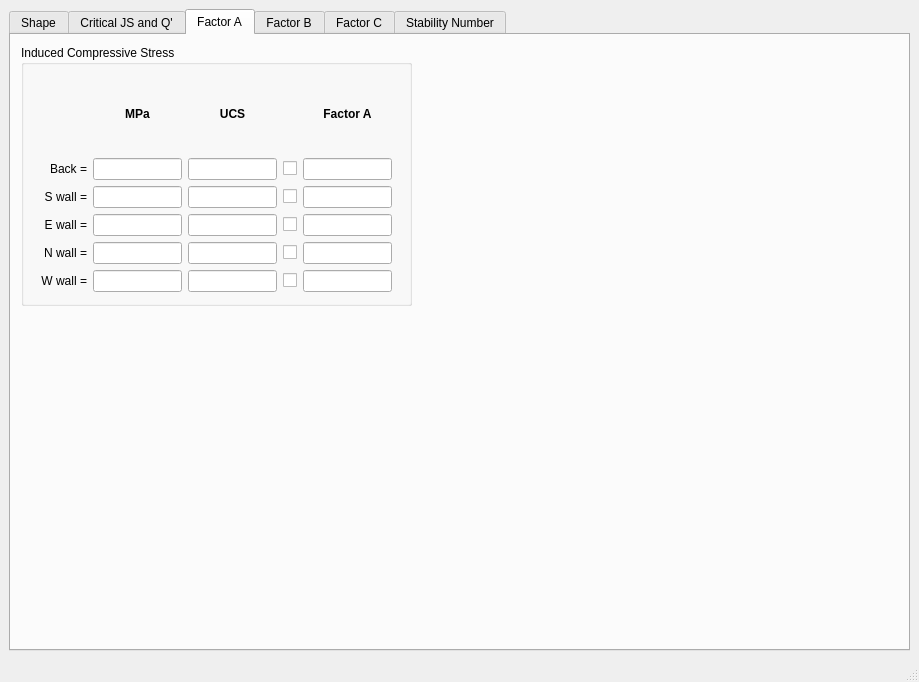
Above: mining.ui from amithreddy/ground-control-tool before the change. Below: the same form after it.
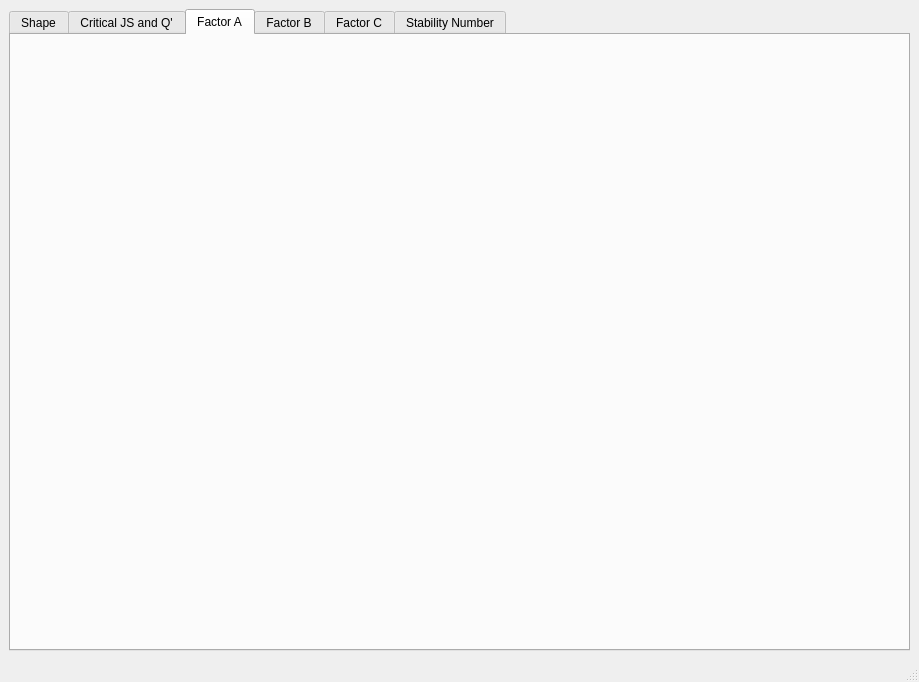
That is the form after the change. The open tabs and pages were chosen to show the change.

Commit message: removed physical elements of factor A tab

What changed in the file:
```diff
--- a/mining.ui
+++ b/mining.ui
@@ -629,209 +629,6 @@
          <attribute name="title">
           <string>Factor A</string>
          </attribute>
-         <widget class="QGroupBox" name="groupBox_5">
-          <property name="geometry">
-           <rect>
-            <x>10</x>
-            <y>10</y>
-            <width>391</width>
-            <height>261</height>
-           </rect>
-          </property>
-          <property name="title">
-           <string>Induced Compressive Stress</string>
-          </property>
-          <widget class="QWidget" name="formLayoutWidget_2">
-           <property name="geometry">
-            <rect>
-             <x>20</x>
-             <y>30</y>
-             <width>351</width>
-             <height>217</height>
-            </rect>
-           </property>
-           <layout class="QGridLayout" name="gridLayout_2">
-            <item row="1" column="0">
-             <widget class="QLabel" name="label_25">
-              <property name="text">
-               <string>Back =</string>
-              </property>
-              <property name="alignment">
-               <set>Qt::AlignRight|Qt::AlignTrailing|Qt::AlignVCenter</set>
-              </property>
-             </widget>
-            </item>
-            <item row="3" column="4">
-             <widget class="QLineEdit" name="lineEdit_32"/>
-            </item>
-            <item row="5" column="0">
-             <widget class="QLabel" name="label_19">
-              <property name="text">
-               <string>N wall =</string>
-              </property>
-              <property name="alignment">
-               <set>Qt::AlignRight|Qt::AlignTrailing|Qt::AlignVCenter</set>
-              </property>
-             </widget>
-            </item>
-            <item row="5" column="1">
-             <widget class="QLineEdit" name="lineEdit_23"/>
-            </item>
-            <item row="6" column="0">
-             <widget class="QLabel" name="label_23">
-              <property name="text">
-               <string>W wall =</string>
-              </property>
-              <property name="alignment">
-               <set>Qt::AlignRight|Qt::AlignTrailing|Qt::AlignVCenter</set>
-              </property>
-             </widget>
-            </item>
-            <item row="6" column="1">
-             <widget class="QLineEdit" name="lineEdit_24"/>
-            </item>
-            <item row="6" column="2">
-             <widget class="QLineEdit" name="lineEdit_30"/>
-            </item>
-            <item row="5" column="4">
-             <widget class="QLineEdit" name="lineEdit_27"/>
-            </item>
-            <item row="3" column="0">
-             <widget class="QLabel" name="label_17">
-              <property name="text">
-               <string>S wall =</string>
-              </property>
-              <property name="alignment">
-               <set>Qt::AlignRight|Qt::AlignTrailing|Qt::AlignVCenter</set>
-              </property>
-             </widget>
-            </item>
-            <item row="3" column="1">
-             <widget class="QLineEdit" name="lineEdit_12"/>
-            </item>
-            <item row="5" column="2">
-             <widget class="QLineEdit" name="lineEdit_29"/>
-            </item>
-            <item row="4" column="0">
-             <widget class="QLabel" name="label_18">
-              <property name="text">
-               <string>E wall =</string>
-              </property>
-              <property name="alignment">
-               <set>Qt::AlignRight|Qt::AlignTrailing|Qt::AlignVCenter</set>
-              </property>
-             </widget>
-            </item>
-            <item row="4" column="1">
-             <widget class="QLineEdit" name="lineEdit_21"/>
-            </item>
-            <item row="1" column="1">
-             <widget class="QLineEdit" name="lineEdit_11"/>
-            </item>
-            <item row="3" column="2">
-             <widget class="QLineEdit" name="lineEdit_26"/>
-            </item>
-            <item row="1" column="2">
-             <widget class="QLineEdit" name="lineEdit_25"/>
-            </item>
-            <item row="0" column="1">
-             <widget class="QLabel" name="label_16">
-              <property name="font">
-               <font>
-                <weight>75</weight>
-                <bold>true</bold>
-               </font>
-              </property>
-              <property name="text">
-               <string>MPa</string>
-              </property>
-              <property name="alignment">
-               <set>Qt::AlignCenter</set>
-              </property>
-             </widget>
-            </item>
-            <item row="4" column="2">
-             <widget class="QLineEdit" name="lineEdit_28"/>
-            </item>
-            <item row="0" column="2">
-             <widget class="QLabel" name="label_27">
-              <property name="font">
-               <font>
-                <weight>75</weight>
-                <bold>true</bold>
-               </font>
-              </property>
-              <property name="text">
-               <string>UCS</string>
-              </property>
-              <property name="alignment">
-               <set>Qt::AlignCenter</set>
-              </property>
-             </widget>
-            </item>
-            <item row="1" column="4">
-             <widget class="QLineEdit" name="lineEdit_33"/>
-            </item>
-            <item row="6" column="4">
-             <widget class="QLineEdit" name="lineEdit_34"/>
-            </item>
-            <item row="4" column="4">
-             <widget class="QLineEdit" name="lineEdit_31"/>
-            </item>
-            <item row="0" column="4">
-             <widget class="QLabel" name="label_28">
-              <property name="font">
-               <font>
-                <weight>75</weight>
-                <bold>true</bold>
-               </font>
-              </property>
-              <property name="text">
-               <string>Factor A</string>
-              </property>
-              <property name="alignment">
-               <set>Qt::AlignCenter</set>
-              </property>
-             </widget>
-            </item>
-            <item row="1" column="3">
-             <widget class="QCheckBox" name="checkBox_3">
-              <property name="text">
-               <string/>
-              </property>
-             </widget>
-            </item>
-            <item row="3" column="3">
-             <widget class="QCheckBox" name="checkBox_4">
-              <property name="text">
-               <string/>
-              </property>
-             </widget>
-            </item>
-            <item row="4" column="3">
-             <widget class="QCheckBox" name="checkBox_14">
-              <property name="text">
-               <string/>
-              </property>
-             </widget>
-            </item>
-            <item row="6" column="3">
-             <widget class="QCheckBox" name="checkBox_16">
-              <property name="text">
-               <string/>
-              </property>
-             </widget>
-            </item>
-            <item row="5" column="3">
-             <widget class="QCheckBox" name="checkBox_15">
-              <property name="text">
-               <string/>
-              </property>
-             </widget>
-            </item>
-           </layout>
-          </widget>
-         </widget>
         </widget>
         <widget class="QWidget" name="tab">
          <attribute name="title">
```
Left out of the diff: 2 changed lines with no effect on the pictures. The commit also changes 1 other file.
